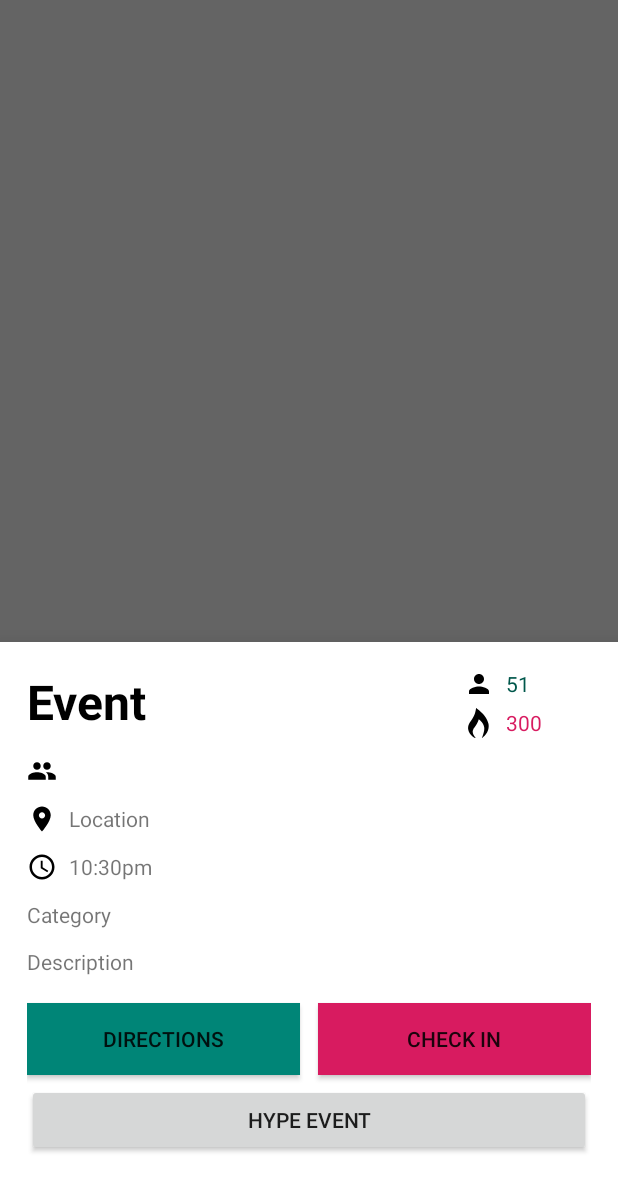
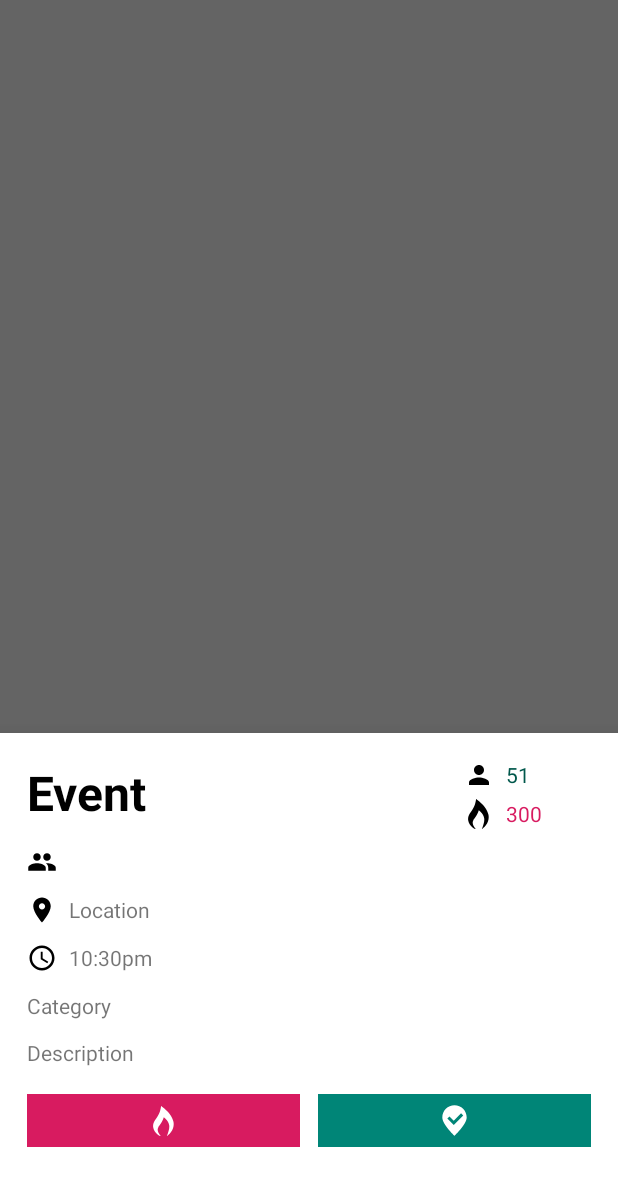
Before and after one commit to HugoKlepsch/poppin, an Android app: the fragment ViewEventBottomSheetFragment placed in its activity, on a phone screen of 412 x 824 dp, the part 53-1236 px from its top. Run offline under Robolectric (Android 15) with nearby library versions, the phone set to English and light mode, and no system bars; our stand-ins replace Volley; libraries missing offline, so code that uses them is left out: com.google.maps.android; 11 statements that could not run were skipped.

Commit message:
from text to icons and alpha changes

```diff
--- a/android/app/src/main/java/com/example/poppin/ViewEventBottomSheetFragment.java
+++ b/android/app/src/main/java/com/example/poppin/ViewEventBottomSheetFragment.java
@@ -9,6 +9,7 @@ import android.view.LayoutInflater;
 import android.view.View;
 import android.view.ViewGroup;
 import android.widget.Button;
+import android.widget.ImageButton;
 import android.widget.TextView;
 import android.widget.ImageView;
 
@@ -41,9 +42,9 @@ public class ViewEventBottomSheetFragment extends BottomSheetDialogFragment {
     private TextView descriptionView;
     private TextView locationView;
     private TextView txtGroupSize;
-    private Button hypeButton;
+    private ImageButton hypeButton;
     private ImageView imgGroupSize;
-    private Button btnCheckin;
+    private ImageButton btnCheckin;
 
 
     public ViewEventBottomSheetFragment() {
@@ -90,7 +91,8 @@ public class ViewEventBottomSheetFragment extends BottomSheetDialogFragment {
         btnCheckin = view.findViewById(R.id.checkin);
 
         if (event.getIsCheckedIn()) {
-                setCheckedInButton();
+            btnCheckin.setEnabled(false);
+            btnCheckin.setAlpha(.3f);
         }
 
 
@@ -111,9 +113,10 @@ public class ViewEventBottomSheetFragment extends BottomSheetDialogFragment {
                 event.getRecommendedGroupSizeMin(), event.getRecommendedGroupSizeMax());
         txtGroupSize.setText(groupSizeDialog);
 
-        hypeButton = view.findViewById(R.id.hypebutton);
+        hypeButton = view.findViewById(R.id.hype);
         if (event.wasHyped()) {
             hypeButton.setEnabled(false);
+            hypeButton.setAlpha(.3f);
         } else {
             hypeButton.setEnabled(true);
         }
@@ -149,6 +152,8 @@ public class ViewEventBottomSheetFragment extends BottomSheetDialogFragment {
                                 event.setHype(event.getHype() + 1);
                                 hypeView.setText(Integer.toString(event.getHype()));
                                 hypeButton.setEnabled(false);
+                                hypeButton.setAlpha(.3f);
+
                             }
                         },
                         new Response.ErrorListener() {
@@ -194,7 +199,8 @@ public class ViewEventBottomSheetFragment extends BottomSheetDialogFragment {
                                 event.setCheckins(event.getCheckins() + 1);
                                 checkinsView.setText(Integer.toString(event.getCheckins()));
 
-                                setCheckedInButton();
+                                btnCheckin.setEnabled(false);
+                                btnCheckin.setAlpha(.3f);
                             }
                         },
                         new Response.ErrorListener() {
@@ -216,12 +222,7 @@ public class ViewEventBottomSheetFragment extends BottomSheetDialogFragment {
         super.onViewCreated(view, savedInstanceState);
     }
 
-    private void setCheckedInButton() {
-        btnCheckin.setText("Checked in");
-        btnCheckin.setTextColor(Color.BLACK);
-        btnCheckin.setEnabled(false);
-        btnCheckin.setAlpha(.3f);
-    }
+
 
     @Nullable
     @Override
--- /dev/null
+++ b/android/app/src/main/res/drawable/ic_checkin_pin_check_white.xml
@@ -0,0 +1,4 @@
+<vector android:height="30dp" android:viewportHeight="96"
+    android:viewportWidth="96" android:width="30dp" xmlns:android="http://schemas.android.com/apk/res/android">
+    <path android:fillColor="#FFFFFF" android:pathData="M48,15.5c-14.4,0 -26,11.6 -26,26s26,39 26,39s26,-24.6 26,-39S62.4,15.5 48,15.5zM46.4,57.5L32.7,43.8l4.6,-4.6l9.1,9.1L62,32.7l4.6,4.6L46.4,57.5z"/>
+</vector>
--- /dev/null
+++ b/android/app/src/main/res/drawable/white_fire.xml
@@ -0,0 +1,4 @@
+<vector android:height="20dp" android:viewportHeight="1280"
+    android:viewportWidth="1280" android:width="20dp" xmlns:android="http://schemas.android.com/apk/res/android">
+    <path android:fillColor="#FFFFFF" android:pathData="m513.6,16.7c-14.6,103.7 -40.6,206 -72.8,286.8c-31.9,80.1 -66.7,140.7 -133.8,233c-37.5,51.7 -41.7,57.6 -52.7,74c-28.8,42.9 -46.5,77.8 -59.3,116.5c-19.6,59.3 -25.7,125.5 -16.9,184.5c16.9,113.9 87.2,223.5 199.4,310.9c31.1,24.3 71,48.9 94.1,58c8.1,3.2 10.1,3.6 18.3,3.6c5,-0 9.1,-0.3 9.1,-0.6c0,-0.3 -3.3,-4.5 -7.3,-9.2c-33.3,-39.6 -65.8,-89.6 -86,-132.2c-26.2,-55.3 -37.6,-104.9 -33.7,-146.5c3.3,-35.7 11.9,-64.8 27.5,-93.6c10.2,-18.6 19.1,-31.5 68.8,-99.6c66.1,-90.6 106.4,-164.7 142.2,-261.8c7.2,-19.5 20.5,-59.8 20.5,-62c0,-0.8 0.3,-1.5 0.6,-1.5c1.7,-0 47,41.6 72.3,66.5c91.9,90.3 131.6,159.2 154.6,268.5c4.3,20.2 5.4,28.5 6.7,48.2c1.9,29 -0.9,69.1 -7.3,107.3c-14.7,88 -47.2,194.1 -91.8,300.5c-3.4,8 -6.1,14.8 -6.1,15.2c0,2.3 4.5,-0.7 24.5,-16.3c37.9,-29.6 55.5,-44.8 83.9,-72.8c29,-28.5 49.4,-51.7 71.1,-80.6c98.2,-131 133.7,-279.8 104.4,-437c-42.1,-225.4 -218.8,-458 -500.8,-659.4c-17.3,-12.3 -18.7,-13.1 -23,-13.1l-4.7,-0l-1.8,12.7z"/>
+</vector>
--- a/android/app/src/main/res/layout/view_event_fragment_bottom_sheet.xml
+++ b/android/app/src/main/res/layout/view_event_fragment_bottom_sheet.xml
@@ -165,43 +165,37 @@
     <LinearLayout
         android:layout_width="match_parent"
         android:layout_height="wrap_content"
-        android:orientation="horizontal">
+        android:orientation="horizontal"
+       >
 
-        <Button
+        <ImageButton
+            android:minHeight="35dp"
+            android:id="@+id/hype"
+            android:src="@drawable/white_fire"
             android:layout_marginVertical="6dp"
             android:layout_marginRight="6dp"
             android:layout_weight="1"
-            android:id="@+id/btnDirections"
             android:layout_width="0dp"
             android:layout_height="wrap_content"
-            android:background="@color/colorPrimary"
-            android:text="Directions"/>
+            android:background="@color/colorAccent"
+            android:enabled="true"
+          />
+        <ImageButton
+            android:minHeight="35dp"
 
-        <Button
+            android:src="@drawable/ic_checkin_pin_check_white"
             android:id="@+id/checkin"
             android:layout_marginVertical="6dp"
             android:layout_marginLeft="6dp"
             android:layout_weight="1"
             android:layout_width="0dp"
-            android:background="@color/colorAccent"
+            android:background="@color/colorPrimary"
             android:layout_height="wrap_content"
             android:enabled="true"
-            android:text="Check in" />
+            />
 
     </LinearLayout>
 
 
-    <LinearLayout
-        android:layout_width="match_parent"
-        android:layout_height="wrap_content"
-        android:orientation="horizontal">
-
-        <Button
-            android:id="@+id/hypebutton"
-            android:layout_width="match_parent"
-            android:layout_height="wrap_content"
-            android:text="Hype Event"/>
-
-    </LinearLayout>
 
 </LinearLayout>
```
